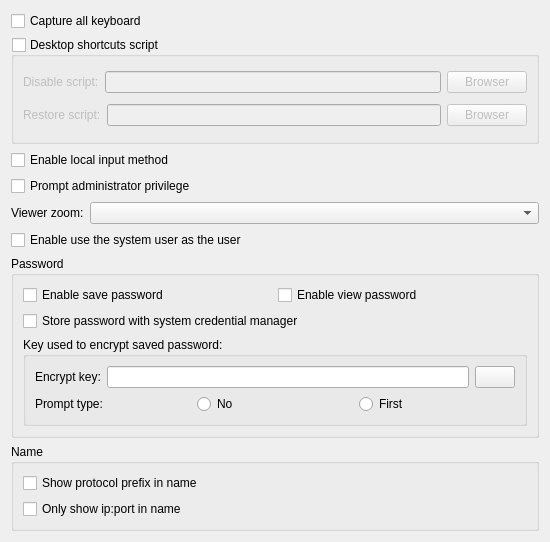
Qt form Src/ParameterCompone/ParameterPluginUI.ui (KangLin/RabbitRemoteControl) before a commit.
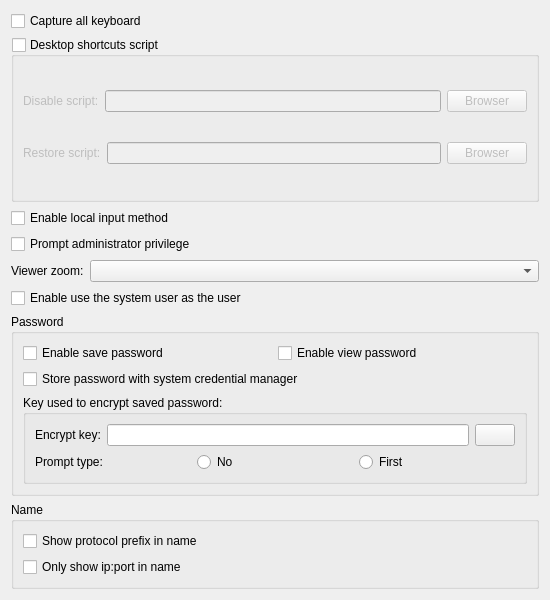
The same form after that commit. Icons and pictures are not drawn.

Commit message: Plugin: load plugin with file

```diff
--- a/Src/ParameterCompone/ParameterPluginUI.ui
+++ b/Src/ParameterCompone/ParameterPluginUI.ui
@@ -7,7 +7,7 @@
     <x>0</x>
     <y>0</y>
     <width>550</width>
-    <height>542</height>
+    <height>600</height>
    </rect>
   </property>
   <property name="windowTitle">
@@ -158,7 +158,7 @@
    <item row="6" column="0">
     <widget class="QGroupBox" name="groupBox">
      <property name="sizePolicy">
-      <sizepolicy hsizetype="Preferred" vsizetype="Minimum">
+      <sizepolicy hsizetype="Preferred" vsizetype="Preferred">
        <horstretch>0</horstretch>
        <verstretch>0</verstretch>
       </sizepolicy>
@@ -170,7 +170,7 @@
       <item row="2" column="0">
        <widget class="QGroupBox" name="gpEncryptKey">
         <property name="sizePolicy">
-         <sizepolicy hsizetype="Preferred" vsizetype="Minimum">
+         <sizepolicy hsizetype="Preferred" vsizetype="Preferred">
           <horstretch>0</horstretch>
           <verstretch>0</verstretch>
          </sizepolicy>
@@ -220,6 +220,12 @@
           <layout class="QHBoxLayout" name="horizontalLayout_2">
            <item>
             <widget class="QLabel" name="label_3">
+             <property name="sizePolicy">
+              <sizepolicy hsizetype="Preferred" vsizetype="Preferred">
+               <horstretch>0</horstretch>
+               <verstretch>0</verstretch>
+              </sizepolicy>
+             </property>
              <property name="text">
               <string>Prompt type:</string>
              </property>
@@ -228,7 +234,7 @@
            <item>
             <widget class="QRadioButton" name="rbPromptNo">
              <property name="sizePolicy">
-              <sizepolicy hsizetype="Preferred" vsizetype="Fixed">
+              <sizepolicy hsizetype="Preferred" vsizetype="Preferred">
                <horstretch>0</horstretch>
                <verstretch>0</verstretch>
               </sizepolicy>
```
The commit also changes 8 other files.
